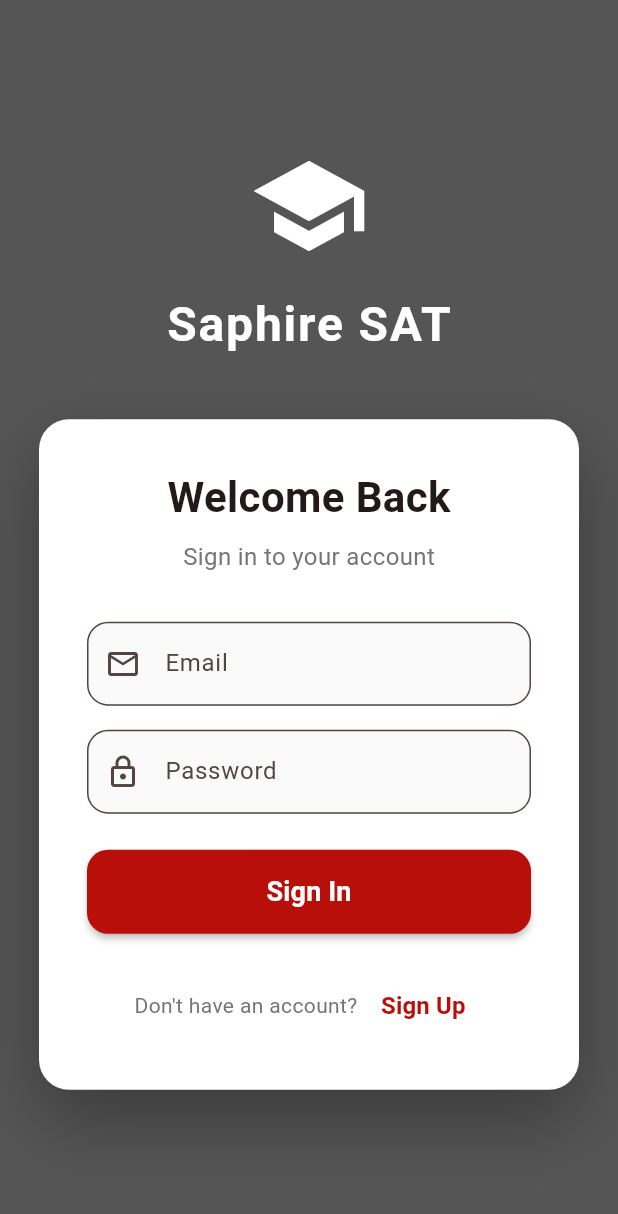
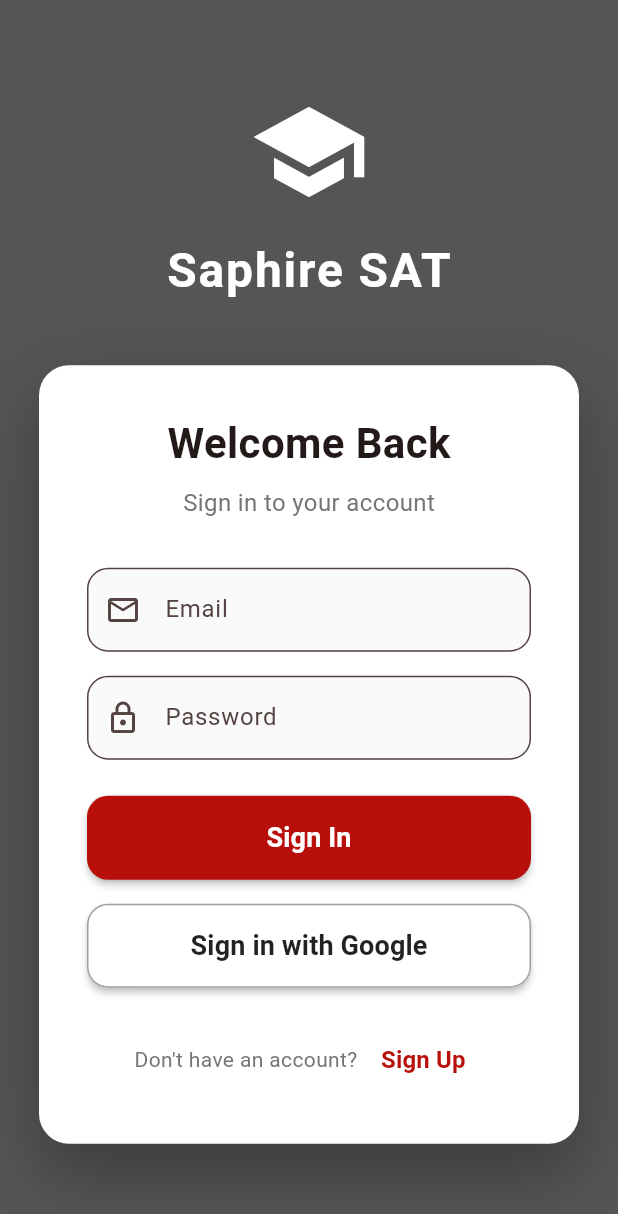
Before and after one commit to JohnJamison/Saphire_SAT_Practice, a Flutter app: the screen it shows after launch, on a phone screen of 412 x 824 dp. Shown: the top 1214 px of the screen. Run offline on Flutter 3.47's test engine with Material 3 defaults, Android fonts, the phone set to English and light mode, and no system bars; our stand-ins replace cloud_firestore, firebase_auth, firebase_core, google_sign_in; accounts and stored records are empty.

Commit message:
Google sign-in almost implemented but getting big error

```diff
--- a/lib/screens/login_page.dart
+++ b/lib/screens/login_page.dart
@@ -1,5 +1,6 @@
 import 'package:firebase_auth/firebase_auth.dart';
 import 'package:flutter/material.dart';
+import 'package:google_sign_in/google_sign_in.dart';
 import '../backdrops/backdrop_honeycomb.dart';
 import 'sign_up_page.dart';
 
@@ -26,7 +27,7 @@ class _LoginPageState extends State<LoginPage>
     super.initState();
     _controller = AnimationController(
       vsync: this,
-      duration: const Duration(seconds: 6)
+      duration: const Duration(seconds: 6),
     )..repeat();
   }
 
@@ -61,6 +62,49 @@ class _LoginPageState extends State<LoginPage>
     }
   }
 
+  Future<void> _signInWithGoogle() async {
+    setState(() {
+      _loading = true;
+      _errorText = null;
+    });
+
+    try {
+      final googleUser = await GoogleSignIn().signIn();
+      if (googleUser == null) {
+        // User cancelled
+        setState(() => _loading = false);
+        return;
+      }
+
+      final googleAuth = await googleUser.authentication;
+      final accessToken = googleAuth.accessToken;
+      final idToken = googleAuth.idToken;
+
+      if (accessToken == null || idToken == null) {
+        setState(() {
+          _loading = false;
+          _errorText = 'Missing Google authentication tokens';
+        });
+        return;
+      }
+
+      final credential = GoogleAuthProvider.credential(
+        accessToken: accessToken,
+        idToken: idToken,
+      );
+
+      await FirebaseAuth.instance.signInWithCredential(credential);
+
+      if (mounted) Navigator.of(context).pushReplacementNamed('/home');
+    } on FirebaseAuthException catch (e) {
+      setState(() => _errorText = e.message ?? 'Google sign-in failed');
+    } catch (e) {
+      setState(() => _errorText = 'Error: $e');
+    } finally {
+      if (mounted) setState(() => _loading = false);
+    }
+  }
+
   @override
   Widget build(BuildContext context) {
     return Stack(
@@ -68,9 +112,9 @@ class _LoginPageState extends State<LoginPage>
         // Honeycomb backdrop
         BackdropHoneycomb(animation: _controller),
 
-        // Dark overlay for better contrast
+        // Dark overlay
         Container(
-          color: const Color(0xAA000000), // 66% black overlay
+          color: const Color(0xAA000000),
         ),
 
         Scaffold(
@@ -84,9 +128,8 @@ class _LoginPageState extends State<LoginPage>
                   child: Column(
                     mainAxisAlignment: MainAxisAlignment.center,
                     children: [
-                      // Logo/Title (match your image)
                       const Icon(
-                        Icons.school, // Replace with your app logo
+                        Icons.school,
                         size: 80,
                         color: Colors.white,
                       ),
@@ -102,7 +145,6 @@ class _LoginPageState extends State<LoginPage>
                       ),
                       const SizedBox(height: 40),
 
-                      // Login Card
                       Container(
                         constraints: const BoxConstraints(maxWidth: 360),
                         decoration: BoxDecoration(
@@ -157,7 +199,6 @@ class _LoginPageState extends State<LoginPage>
                                   const SizedBox(height: 16),
                                 ],
 
-                                // Email Field
                                 TextFormField(
                                   controller: _emailController,
                                   keyboardType: TextInputType.emailAddress,
@@ -175,13 +216,13 @@ class _LoginPageState extends State<LoginPage>
                                     filled: true,
                                     fillColor: Colors.grey[50],
                                   ),
-                                  validator: (v) => v != null && v.contains('@')
-                                      ? null
-                                      : 'Please enter a valid email',
+                                  validator: (v) =>
+                                      v == null || !v.contains('@')
+                                          ? 'Please enter a valid email'
+                                          : null,
                                 ),
                                 const SizedBox(height: 16),
 
-                                // Password Field
                                 TextFormField(
                                   controller: _passwordController,
                                   obscureText: true,
@@ -199,13 +240,13 @@ class _LoginPageState extends State<LoginPage>
                                     filled: true,
                                     fillColor: Colors.grey[50],
                                   ),
-                                  validator: (v) => v != null && v.isNotEmpty
-                                      ? null
-                                      : 'Please enter your password',
+                                  validator: (v) =>
+                                      v == null || v.isEmpty
+                                          ? 'Please enter your password'
+                                          : null,
                                 ),
                                 const SizedBox(height: 24),
 
-                                // Login Button
                                 SizedBox(
                                   width: double.infinity,
                                   height: 56,
@@ -237,21 +278,55 @@ class _LoginPageState extends State<LoginPage>
                                           ),
                                   ),
                                 ),
-                                // Sign Up Link
+
+                                const SizedBox(height: 16),
+
+                                SizedBox(
+                                  width: double.infinity,
+                                  height: 56,
+                                  child: ElevatedButton(
+                                    onPressed: _loading ? null : _signInWithGoogle,
+                                    style: ElevatedButton.styleFrom(
+                                      backgroundColor: Colors.white,
+                                      foregroundColor: Colors.black87,
+                                      shape: RoundedRectangleBorder(
+                                        borderRadius: BorderRadius.circular(14),
+                                        side: const BorderSide(color: Colors.grey),
+                                      ),
+                                      elevation: 2,
+                                    ),
+                                    child: const Text(
+                                      'Sign in with Google',
+                                      style: TextStyle(
+                                        fontSize: 18,
+                                        fontWeight: FontWeight.bold,
+                                      ),
+                                    ),
+                                  ),
+                                ),
+
                                 const SizedBox(height: 24),
+
                                 Row(
                                   mainAxisAlignment: MainAxisAlignment.center,
                                   children: [
-                                    Text("Don't have an account? ", style: TextStyle(color: Colors.grey[600])),
+                                    Text(
+                                      "Don't have an account? ",
+                                      style: TextStyle(color: Colors.grey[600]),
+                                    ),
                                     TextButton(
                                       onPressed: () => Navigator.of(context).push(
-                                        MaterialPageRoute(builder: (_) => const SignUpPage()),
+                                        MaterialPageRoute(
+                                            builder: (_) => const SignUpPage()),
                                       ),
-                                      child: const Text('Sign Up', style: TextStyle(
-                                        color: Color(0xFFB80F0A),
-                                        fontWeight: FontWeight.bold,
-                                        fontSize: 16,
-                                      )),
+                                      child: const Text(
+                                        'Sign Up',
+                                        style: TextStyle(
+                                          color: Color(0xFFB80F0A),
+                                          fontWeight: FontWeight.bold,
+                                          fontSize: 16,
+                                        ),
+                                      ),
                                     ),
                                   ],
                                 ),
--- a/lib/screens/sign_up_page.dart
+++ b/lib/screens/sign_up_page.dart
@@ -54,6 +54,8 @@ class _SignUpPageState extends State<SignUpPage> {
         _numberController.text.trim(),
         [], // empty answers list initially
       );
+
+      // Add User Profile class creation
 
       if (mounted) Navigator.of(context).pushReplacementNamed('/home');
     } on FirebaseAuthException catch (e) {
```
Also changed, not shown: 2 other files.
